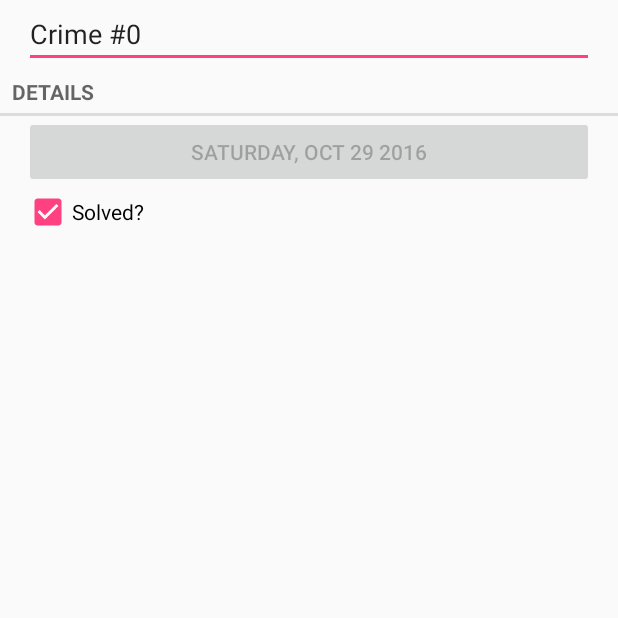
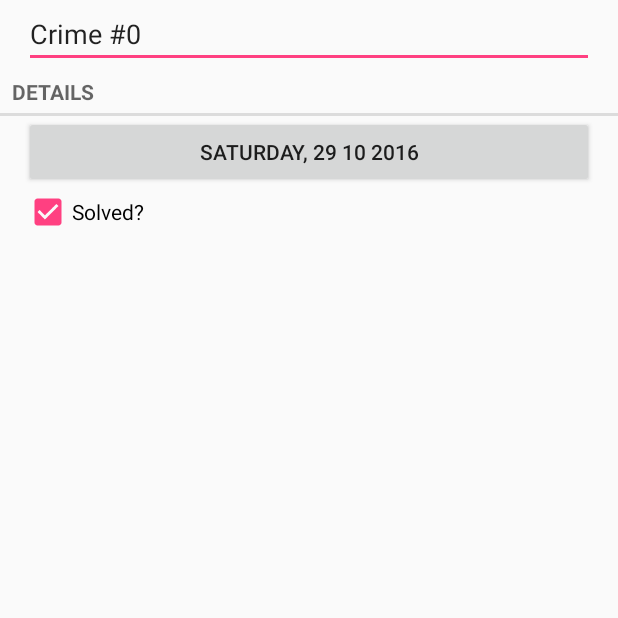
Before and after one commit to RomanArtemenko/CriminalIntent, an Android app: the CrimeFragment screen opened directly, with no data from a screen before it, on a phone screen of 412 x 824 dp, the top half of it. Run offline under Robolectric (Android 15) with nearby library versions, the phone set to English and light mode, and no system bars.

```diff
--- a/app/src/main/java/com/batman/android/criminalintent/CrimeFragment.java
+++ b/app/src/main/java/com/batman/android/criminalintent/CrimeFragment.java
@@ -3,6 +3,7 @@ package com.batman.android.criminalintent;
 import android.app.Activity;
 import android.os.Bundle;
 import android.support.v4.app.Fragment;
+import android.support.v4.app.FragmentManager;
 import android.text.Editable;
 import android.text.TextWatcher;
 import android.text.format.DateFormat;
@@ -22,6 +23,7 @@ import java.util.UUID;
 public class CrimeFragment extends Fragment {
 
     private static final String ARG_CRIME_ID = "crime_id";
+    private static final String DIALOG_DATE = "DialogDate";
 
     private Crime mCrime;
     private EditText mTitleField;
@@ -70,8 +72,15 @@ public class CrimeFragment extends Fragment {
         });
 
         mDateButton = (Button)v.findViewById(R.id.crime_date);
-        mDateButton.setText((DateFormat.format("EEEE, MMM dd yyyy", mCrime.getDate())).toString());
-        mDateButton.setEnabled(false);
+        mDateButton.setText((DateFormat.format("EEEE, dd MM yyyy", mCrime.getDate())).toString());
+        mDateButton.setOnClickListener(new View.OnClickListener() {
+            @Override
+            public void onClick(View v) {
+                FragmentManager manager = getFragmentManager();
+                DatePickerFragment dialog = new DatePickerFragment();
+                dialog.show(manager, DIALOG_DATE);
+            }
+        });
 
         mSolvedCheckBox = (CheckBox)v.findViewById(R.id.crime_solved);
         mSolvedCheckBox.setChecked(mCrime.isSolved());
--- a/app/src/main/res/values/strings.xml
+++ b/app/src/main/res/values/strings.xml
@@ -4,4 +4,5 @@
     <string name="crime_title_label">Title</string>
     <string name="crime_details_label">Details</string>
     <string name="crime_solved_label">Solved?</string>
+    <string name="date_picker_title">Date of crime:</string>
 </resources>
```
Also changed, not shown: app/src/main/java/com/batman/android/criminalintent/DatePickerFragment.java (added, +19 -0 lines).
